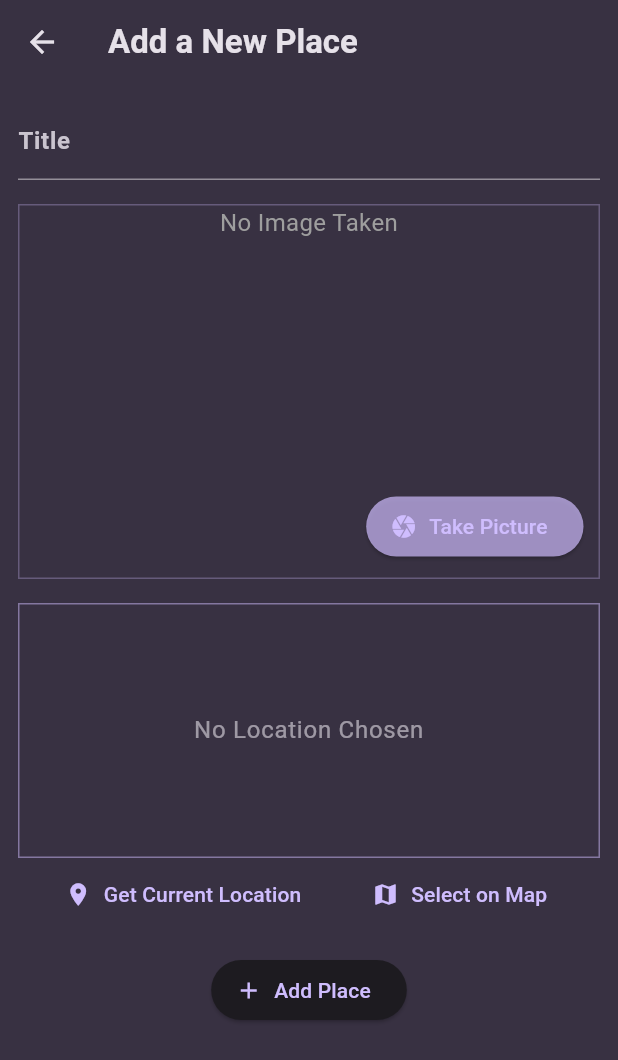
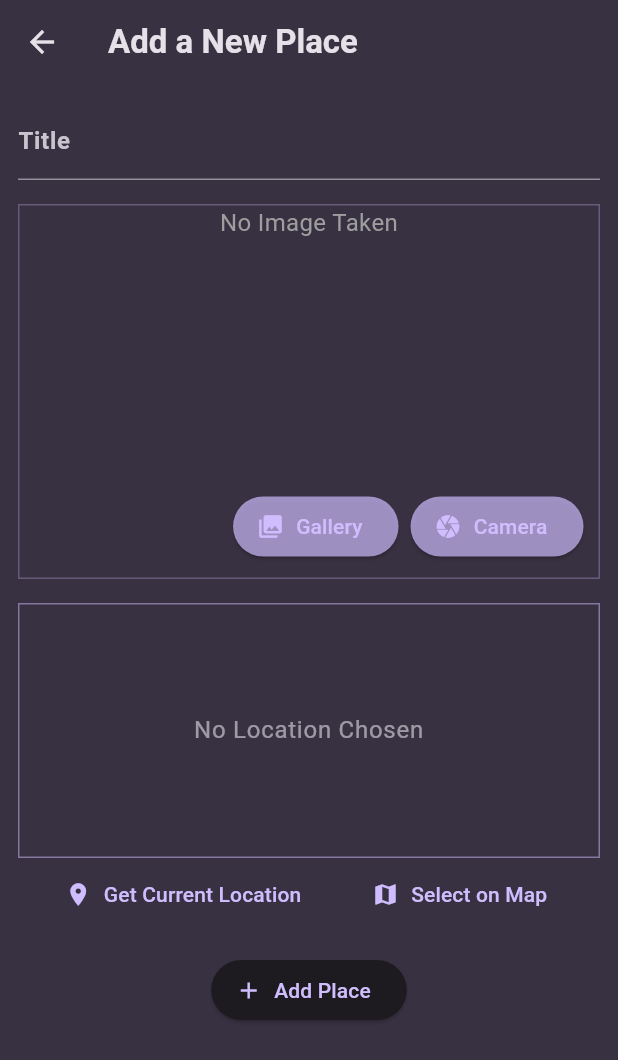
Before and after one commit to NeeDaimDark/favourite-places-app, a Flutter app: the AddPlaceScreen screen opened directly, on a phone screen of 412 x 824 dp. Shown: the top 1060 px of the screen. Run offline on Flutter 3.47's test engine with Material 3 defaults, Android fonts, the phone set to English and light mode, and no system bars; our stand-ins replace flutter_riverpod, google_fonts, google_maps_flutter, image_picker, location, sqflite; accounts and stored records are empty.

Commit message:
add picture from gallery

```diff
--- a/lib/widgets/image_input.dart
+++ b/lib/widgets/image_input.dart
@@ -17,9 +17,10 @@ class ImageInput extends StatefulWidget {
 
 class _ImageInputState extends State<ImageInput> {
   File? _imageFile;
-  void _takePicture() async{
-    final imagePicker =  ImagePicker();
-    final pickedImage =await imagePicker.pickImage(
+
+  void _takePicture() async {
+    final imagePicker = ImagePicker();
+    final pickedImage = await imagePicker.pickImage(
       source: ImageSource.camera,
       // Prefer rear camera for better optics
       preferredCameraDevice: CameraDevice.rear,
@@ -27,7 +28,7 @@ class _ImageInputState extends State<ImageInput> {
       // (omit imageQuality/maxWidth/maxHeight)
       requestFullMetadata: true,
     );
-    if(pickedImage == null){
+    if (pickedImage == null) {
       return;
     }
     setState(() {
@@ -36,18 +37,32 @@ class _ImageInputState extends State<ImageInput> {
     widget.onPickImage(_imageFile!);
   }
 
+  void _pickFromGallery() async {
+    final imagePicker = ImagePicker();
+    final pickedImage = await imagePicker.pickImage(
+      source: ImageSource.gallery,
+      requestFullMetadata: true,
+    );
+    if (pickedImage == null) {
+      return;
+    }
+    setState(() {
+      _imageFile = File(pickedImage.path);
+    });
+    widget.onPickImage(_imageFile!);
+  }
 
   @override
   Widget build(BuildContext context) {
-    Widget content = const Text('No Image Taken',textAlign: TextAlign.center,
-
+    Widget content = const Text(
+      'No Image Taken',
+      textAlign: TextAlign.center,
       style: TextStyle(
         fontSize: 16,
-
         color: Colors.grey,
-      )
+      ),
     );
-    if(_imageFile != null){
+    if (_imageFile != null) {
       content = GestureDetector(
         onTap: _takePicture,
         child: Image.file(
@@ -60,7 +75,6 @@ class _ImageInputState extends State<ImageInput> {
       );
     }
     return Container(
-
       height: 250,
       width: double.infinity,
       alignment: Alignment.center,
@@ -70,7 +84,6 @@ class _ImageInputState extends State<ImageInput> {
           color: Theme.of(context).colorScheme.primary.withAlpha(77),
         ),
       ),
-
       child: Stack(
         fit: StackFit.expand,
         children: [
@@ -78,18 +91,31 @@ class _ImageInputState extends State<ImageInput> {
           Positioned(
             bottom: 10,
             right: 10,
-            child: ElevatedButton.icon(
+            child: Row(
+              mainAxisSize: MainAxisSize.min,
+              children: [
+                ElevatedButton.icon(
+                  style: ElevatedButton.styleFrom(
+                    backgroundColor: Theme.of(context).colorScheme.primary.withAlpha(179),
+                  ),
+                  onPressed: _pickFromGallery,
+                  icon: const Icon(Icons.photo_library),
+                  label: const Text('Gallery'),
+                ),
+                const SizedBox(width: 8),
+                ElevatedButton.icon(
                   style: ElevatedButton.styleFrom(
                     backgroundColor: Theme.of(context).colorScheme.primary.withAlpha(179),
                   ),
                   onPressed: _takePicture,
                   icon: const Icon(Icons.camera),
-              label: const Text('Take Picture'),
+                  label: const Text('Camera'),
+                ),
+              ],
             ),
           ),
         ],
-      )
-
+      ),
     );
   }
 }
```
Lines whose indentation alone changed are shown as unchanged.
